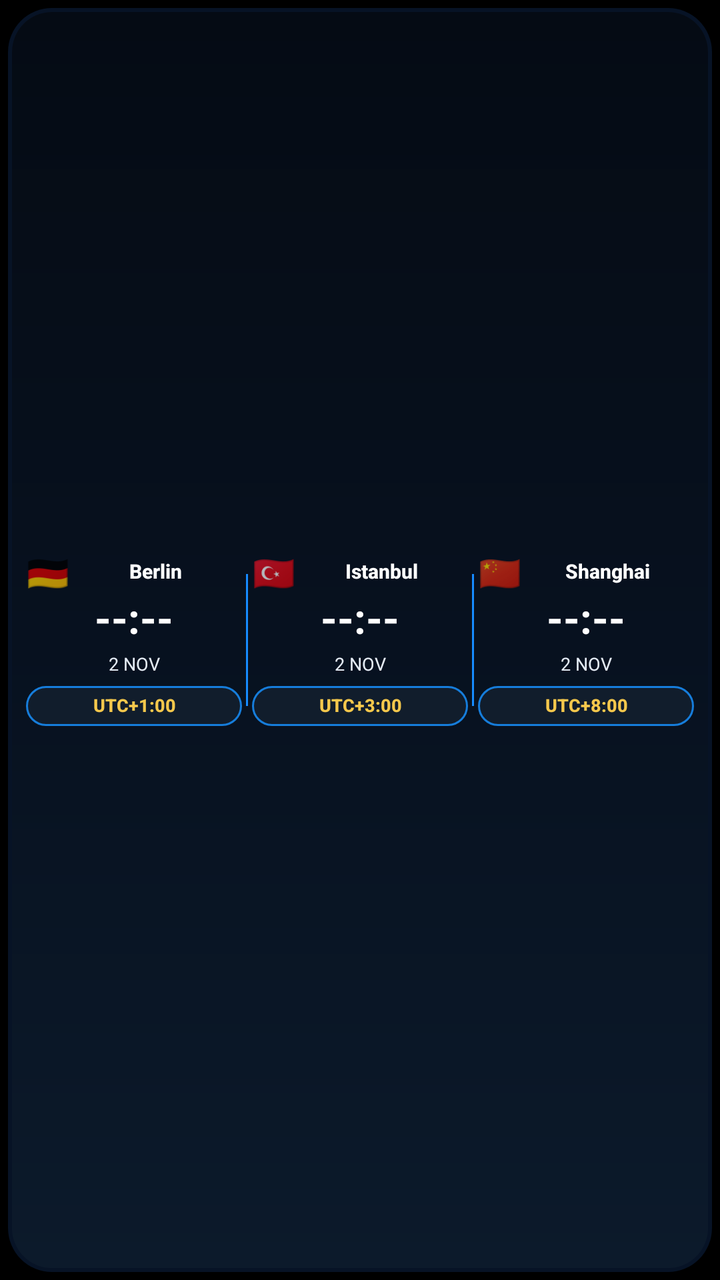
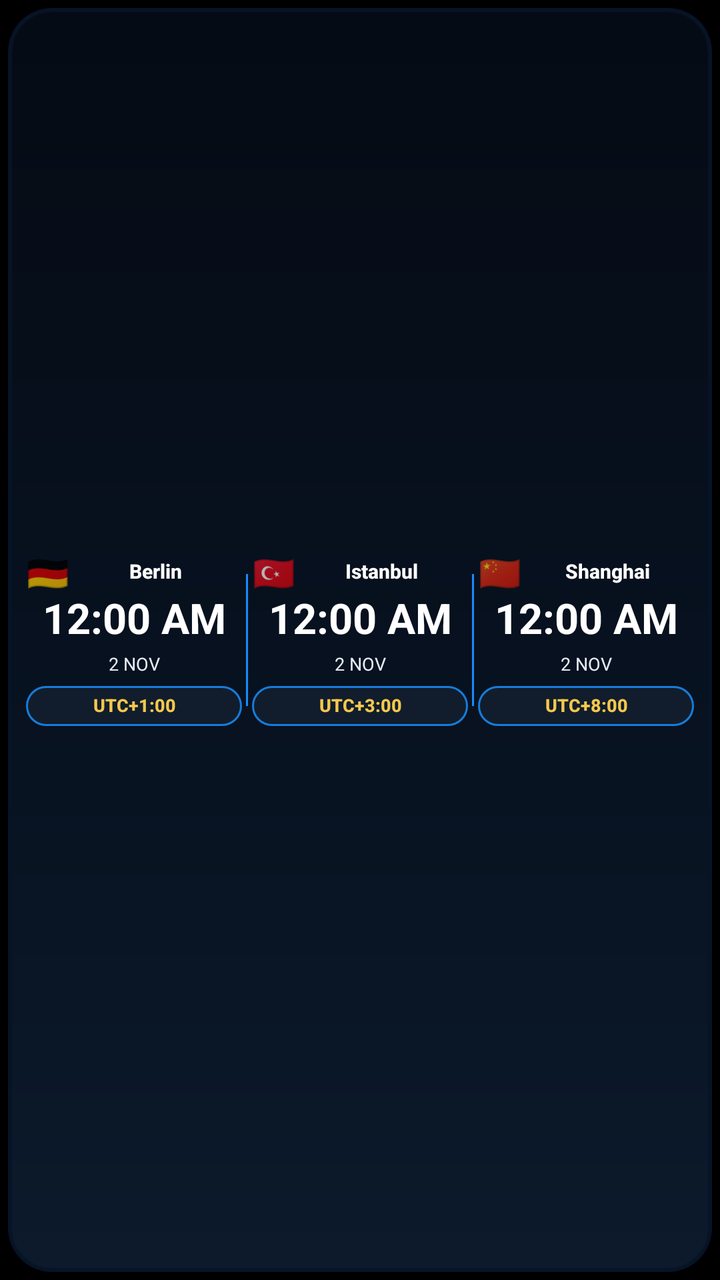

An Android layout rendered at two revisions. The XML below is the earlier revision; the diff shows what the commit changed to produce the second picture.
<!-- AndroidManifest.xml: application theme android:Theme.Material.NoActionBar -->
<!-- res/layout/world_clock_widget.xml -->
<?xml version="1.0" encoding="utf-8"?>
<FrameLayout xmlns:android="http://schemas.android.com/apk/res/android"
    android:id="@+id/widget_root"
    android:layout_width="match_parent"
    android:layout_height="match_parent"
    android:background="#000000"
    android:padding="4dp">

    <LinearLayout
        android:layout_width="match_parent"
        android:layout_height="match_parent"
        android:orientation="horizontal"
        android:gravity="center"
        android:background="@drawable/widget_bg"
        android:paddingStart="7dp"
        android:paddingEnd="7dp"
        android:paddingTop="5dp"
        android:paddingBottom="5dp">

        <LinearLayout
            android:layout_width="0dp"
            android:layout_height="match_parent"
            android:layout_weight="1"
            android:orientation="vertical"
            android:gravity="center"
            android:paddingStart="2dp"
            android:paddingEnd="2dp">

            <LinearLayout
                android:layout_width="match_parent"
                android:layout_height="18dp"
                android:orientation="horizontal"
                android:gravity="center">
                <TextView android:id="@+id/city_flag_1" android:layout_width="wrap_content" android:layout_height="match_parent" android:gravity="center" android:text="🇩🇪" android:textSize="17sp" android:includeFontPadding="false"/>
                <TextView android:id="@+id/city_name_1" android:layout_width="0dp" android:layout_weight="1" android:layout_height="match_parent" android:gravity="center" android:text="Berlin" android:textColor="#FFFFFF" android:textSize="10sp" android:textStyle="bold" android:fontFamily="sans-serif-medium" android:maxLines="1" android:ellipsize="end" android:includeFontPadding="false"/>
            </LinearLayout>

            <TextView android:id="@+id/city_time_1" android:layout_width="match_parent" android:layout_height="30dp" android:gravity="center" android:text="--:--" android:textColor="#FFFFFF" android:textSize="21sp" android:textStyle="bold" android:fontFamily="sans-serif" android:includeFontPadding="false"/>
            <TextView android:id="@+id/city_date_1" android:layout_width="match_parent" android:layout_height="15dp" android:gravity="center" android:text="2 NOV" android:textColor="#E5ECF5" android:textSize="9sp" android:fontFamily="sans-serif" android:includeFontPadding="false"/>
            <TextView android:id="@+id/city_zone_1" android:layout_width="match_parent" android:layout_height="20dp" android:layout_marginTop="3dp" android:background="@drawable/widget_utc_capsule" android:gravity="center" android:text="UTC+1:00" android:textColor="#F5C84C" android:textSize="9sp" android:textStyle="bold" android:fontFamily="sans-serif-medium" android:includeFontPadding="false" android:maxLines="1"/>
        </LinearLayout>

        <LinearLayout android:layout_width="1dp" android:layout_height="66dp" android:background="#168CFF" android:orientation="vertical" />

        <LinearLayout
            android:layout_width="0dp"
            android:layout_height="match_parent"
            android:layout_weight="1"
            android:orientation="vertical"
            android:gravity="center"
            android:paddingStart="2dp"
            android:paddingEnd="2dp">

            <LinearLayout android:layout_width="match_parent" android:layout_height="18dp" android:orientation="horizontal" android:gravity="center">
                <TextView android:id="@+id/city_flag_2" android:layout_width="wrap_content" android:layout_height="match_parent" android:gravity="center" android:text="🇹🇷" android:textSize="17sp" android:includeFontPadding="false"/>
                <TextView android:id="@+id/city_name_2" android:layout_width="0dp" android:layout_weight="1" android:layout_height="match_parent" android:gravity="center" android:text="Istanbul" android:textColor="#FFFFFF" android:textSize="10sp" android:textStyle="bold" android:fontFamily="sans-serif-medium" android:maxLines="1" android:ellipsize="end" android:includeFontPadding="false"/>
            </LinearLayout>

            <TextView android:id="@+id/city_time_2" android:layout_width="match_parent" android:layout_height="30dp" android:gravity="center" android:text="--:--" android:textColor="#FFFFFF" android:textSize="21sp" android:textStyle="bold" android:fontFamily="sans-serif" android:includeFontPadding="false"/>
            <TextView android:id="@+id/city_date_2" android:layout_width="match_parent" android:layout_height="15dp" android:gravity="center" android:text="2 NOV" android:textColor="#E5ECF5" android:textSize="9sp" android:fontFamily="sans-serif" android:includeFontPadding="false"/>
            <TextView android:id="@+id/city_zone_2" android:layout_width="match_parent" android:layout_height="20dp" android:layout_marginTop="3dp" android:background="@drawable/widget_utc_capsule" android:gravity="center" android:text="UTC+3:00" android:textColor="#F5C84C" android:textSize="9sp" android:textStyle="bold" android:fontFamily="sans-serif-medium" android:includeFontPadding="false" android:maxLines="1"/>
        </LinearLayout>

        <LinearLayout android:layout_width="1dp" android:layout_height="66dp" android:background="#168CFF" android:orientation="vertical" />

        <LinearLayout
            android:layout_width="0dp"
            android:layout_height="match_parent"
            android:layout_weight="1"
            android:orientation="vertical"
            android:gravity="center"
            android:paddingStart="2dp"
            android:paddingEnd="2dp">

            <LinearLayout android:layout_width="match_parent" android:layout_height="18dp" android:orientation="horizontal" android:gravity="center">
                <TextView android:id="@+id/city_flag_3" android:layout_width="wrap_content" android:layout_height="match_parent" android:gravity="center" android:text="🇨🇳" android:textSize="17sp" android:includeFontPadding="false"/>
                <TextView android:id="@+id/city_name_3" android:layout_width="0dp" android:layout_weight="1" android:layout_height="match_parent" android:gravity="center" android:text="Shanghai" android:textColor="#FFFFFF" android:textSize="10sp" android:textStyle="bold" android:fontFamily="sans-serif-medium" android:maxLines="1" android:ellipsize="end" android:includeFontPadding="false"/>
            </LinearLayout>

            <TextView android:id="@+id/city_time_3" android:layout_width="match_parent" android:layout_height="30dp" android:gravity="center" android:text="--:--" android:textColor="#FFFFFF" android:textSize="21sp" android:textStyle="bold" android:fontFamily="sans-serif" android:includeFontPadding="false"/>
            <TextView android:id="@+id/city_date_3" android:layout_width="match_parent" android:layout_height="15dp" android:gravity="center" android:text="2 NOV" android:textColor="#E5ECF5" android:textSize="9sp" android:fontFamily="sans-serif" android:includeFontPadding="false"/>
            <TextView android:id="@+id/city_zone_3" android:layout_width="match_parent" android:layout_height="20dp" android:layout_marginTop="3dp" android:background="@drawable/widget_utc_capsule" android:gravity="center" android:text="UTC+8:00" android:textColor="#F5C84C" android:textSize="9sp" android:textStyle="bold" android:fontFamily="sans-serif-medium" android:includeFontPadding="false" android:maxLines="1"/>
        </LinearLayout>
    </LinearLayout>
</FrameLayout>
<!-- resources referenced by this layout -->
<resources>
  <!-- drawable widget_bg (drawable) -->
  <?xml version="1.0" encoding="utf-8"?>
  <layer-list xmlns:android="http://schemas.android.com/apk/res/android">
      <item>
          <shape android:shape="rectangle">
              <solid android:color="#071326" />
              <corners android:radius="22dp" />
          </shape>
      </item>
      <item android:left="2dp" android:top="2dp" android:right="2dp" android:bottom="2dp">
          <shape android:shape="rectangle">
              <gradient android:angle="90" android:startColor="#0C1A2B"
                  android:centerColor="#07111F" android:endColor="#050B14" />
              <corners android:radius="20dp" />
          </shape>
      </item>
  </layer-list>
  <!-- drawable widget_utc_capsule (drawable) -->
  <?xml version="1.0" encoding="utf-8"?>
  <shape xmlns:android="http://schemas.android.com/apk/res/android" android:shape="rectangle">
      <solid android:color="#111D2C" />
      <corners android:radius="10dp" />
      <stroke android:width="1dp" android:color="#167DDB" />
  </shape>
</resources>

<!-- the commit's change to res/layout/world_clock_widget.xml (unified diff, before → after) -->
@@ -35,7 +35,7 @@
                 <TextView android:id="@+id/city_name_1" android:layout_width="0dp" android:layout_weight="1" android:layout_height="match_parent" android:gravity="center" android:text="Berlin" android:textColor="#FFFFFF" android:textSize="10sp" android:textStyle="bold" android:fontFamily="sans-serif-medium" android:maxLines="1" android:ellipsize="end" android:includeFontPadding="false"/>
             </LinearLayout>
 
-            <TextView android:id="@+id/city_time_1" android:layout_width="match_parent" android:layout_height="30dp" android:gravity="center" android:text="--:--" android:textColor="#FFFFFF" android:textSize="21sp" android:textStyle="bold" android:fontFamily="sans-serif" android:includeFontPadding="false"/>
+            <TextClock android:id="@+id/city_time_1" android:layout_width="match_parent" android:layout_height="30dp" android:gravity="center" android:text="--:--" android:textColor="#FFFFFF" android:textSize="21sp" android:textStyle="bold" android:fontFamily="sans-serif" android:includeFontPadding="false" android:format12Hour="h:mm a" android:format24Hour="HH:mm" android:timeZone="UTC"/>
             <TextView android:id="@+id/city_date_1" android:layout_width="match_parent" android:layout_height="15dp" android:gravity="center" android:text="2 NOV" android:textColor="#E5ECF5" android:textSize="9sp" android:fontFamily="sans-serif" android:includeFontPadding="false"/>
             <TextView android:id="@+id/city_zone_1" android:layout_width="match_parent" android:layout_height="20dp" android:layout_marginTop="3dp" android:background="@drawable/widget_utc_capsule" android:gravity="center" android:text="UTC+1:00" android:textColor="#F5C84C" android:textSize="9sp" android:textStyle="bold" android:fontFamily="sans-serif-medium" android:includeFontPadding="false" android:maxLines="1"/>
         </LinearLayout>
@@ -56,7 +56,7 @@
                 <TextView android:id="@+id/city_name_2" android:layout_width="0dp" android:layout_weight="1" android:layout_height="match_parent" android:gravity="center" android:text="Istanbul" android:textColor="#FFFFFF" android:textSize="10sp" android:textStyle="bold" android:fontFamily="sans-serif-medium" android:maxLines="1" android:ellipsize="end" android:includeFontPadding="false"/>
             </LinearLayout>
 
-            <TextView android:id="@+id/city_time_2" android:layout_width="match_parent" android:layout_height="30dp" android:gravity="center" android:text="--:--" android:textColor="#FFFFFF" android:textSize="21sp" android:textStyle="bold" android:fontFamily="sans-serif" android:includeFontPadding="false"/>
+            <TextClock android:id="@+id/city_time_2" android:layout_width="match_parent" android:layout_height="30dp" android:gravity="center" android:text="--:--" android:textColor="#FFFFFF" android:textSize="21sp" android:textStyle="bold" android:fontFamily="sans-serif" android:includeFontPadding="false" android:format12Hour="h:mm a" android:format24Hour="HH:mm" android:timeZone="UTC"/>
             <TextView android:id="@+id/city_date_2" android:layout_width="match_parent" android:layout_height="15dp" android:gravity="center" android:text="2 NOV" android:textColor="#E5ECF5" android:textSize="9sp" android:fontFamily="sans-serif" android:includeFontPadding="false"/>
             <TextView android:id="@+id/city_zone_2" android:layout_width="match_parent" android:layout_height="20dp" android:layout_marginTop="3dp" android:background="@drawable/widget_utc_capsule" android:gravity="center" android:text="UTC+3:00" android:textColor="#F5C84C" android:textSize="9sp" android:textStyle="bold" android:fontFamily="sans-serif-medium" android:includeFontPadding="false" android:maxLines="1"/>
         </LinearLayout>
@@ -77,7 +77,7 @@
                 <TextView android:id="@+id/city_name_3" android:layout_width="0dp" android:layout_weight="1" android:layout_height="match_parent" android:gravity="center" android:text="Shanghai" android:textColor="#FFFFFF" android:textSize="10sp" android:textStyle="bold" android:fontFamily="sans-serif-medium" android:maxLines="1" android:ellipsize="end" android:includeFontPadding="false"/>
             </LinearLayout>
 
-            <TextView android:id="@+id/city_time_3" android:layout_width="match_parent" android:layout_height="30dp" android:gravity="center" android:text="--:--" android:textColor="#FFFFFF" android:textSize="21sp" android:textStyle="bold" android:fontFamily="sans-serif" android:includeFontPadding="false"/>
+            <TextClock android:id="@+id/city_time_3" android:layout_width="match_parent" android:layout_height="30dp" android:gravity="center" android:text="--:--" android:textColor="#FFFFFF" android:textSize="21sp" android:textStyle="bold" android:fontFamily="sans-serif" android:includeFontPadding="false" android:format12Hour="h:mm a" android:format24Hour="HH:mm" android:timeZone="UTC"/>
             <TextView android:id="@+id/city_date_3" android:layout_width="match_parent" android:layout_height="15dp" android:gravity="center" android:text="2 NOV" android:textColor="#E5ECF5" android:textSize="9sp" android:fontFamily="sans-serif" android:includeFontPadding="false"/>
             <TextView android:id="@+id/city_zone_3" android:layout_width="match_parent" android:layout_height="20dp" android:layout_marginTop="3dp" android:background="@drawable/widget_utc_capsule" android:gravity="center" android:text="UTC+8:00" android:textColor="#F5C84C" android:textSize="9sp" android:textStyle="bold" android:fontFamily="sans-serif-medium" android:includeFontPadding="false" android:maxLines="1"/>
         </LinearLayout>
